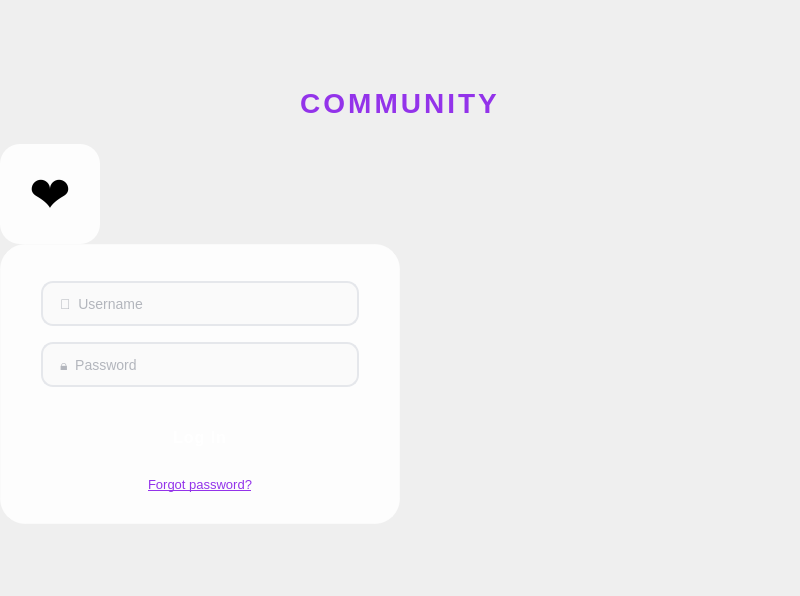
moramirete/Community, file interfaces/.ui/login_community.ui: the form before one commit.
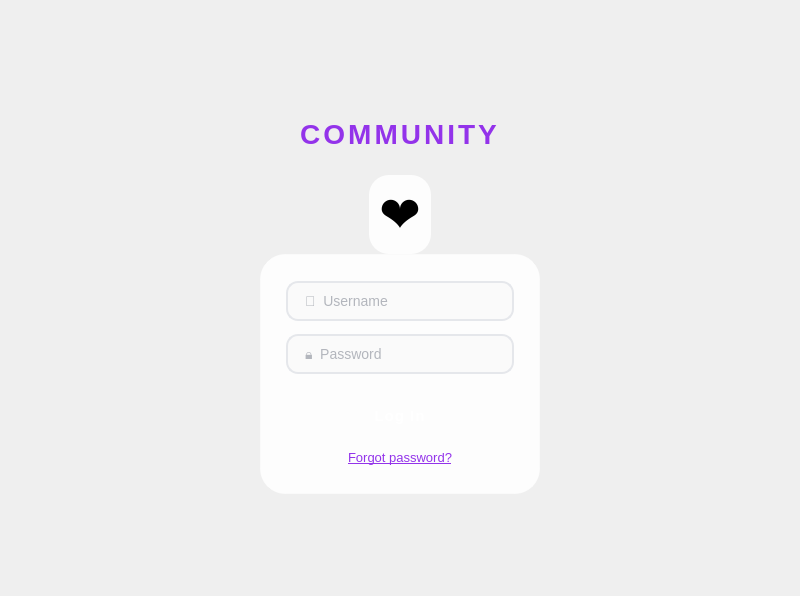
The form after the commit.

Patch:
```diff
--- a/interfaces/.ui/login_community.ui
+++ b/interfaces/.ui/login_community.ui
@@ -10,6 +10,12 @@
     <height>596</height>
    </rect>
   </property>
+		<property name="minimumSize">
+			<size>
+				<width>320</width>
+				<height>480</height>
+			</size>
+		</property>
   <property name="windowTitle">
    <string>Community - Login</string>
   </property>
@@ -32,13 +38,13 @@
     <number>0</number>
    </property>
    <property name="leftMargin">
-    <number>0</number>
+				<number>15</number>
    </property>
    <property name="topMargin">
     <number>0</number>
    </property>
    <property name="rightMargin">
-    <number>0</number>
+				<number>15</number>
    </property>
    <property name="bottomMargin">
     <number>0</number>
@@ -48,10 +54,13 @@
      <property name="orientation">
       <enum>Qt::Vertical</enum>
      </property>
+					<property name="sizeType">
+						<enum>QSizePolicy::Expanding</enum>
+					</property>
      <property name="sizeHint" stdset="0">
       <size>
        <width>20</width>
-       <height>80</height>
+							<height>40</height>
       </size>
      </property>
     </spacer>
@@ -76,20 +85,26 @@
      </property>
     </widget>
    </item>
-   <item>
+			<item alignment="Qt::AlignHCenter">
     <widget class="QLabel" name="label_logo">
      <property name="minimumSize">
       <size>
-       <width>100</width>
-       <height>100</height>
+							<width>60</width>
+							<height>60</height>
       </size>
      </property>
      <property name="maximumSize">
       <size>
-       <width>100</width>
-       <height>100</height>
-      </size>
-     </property>
+							<width>120</width>
+							<height>120</height>
+						</size>
+					</property>
+					<property name="sizePolicy">
+						<sizepolicy hsizetype="Preferred" vsizetype="Preferred">
+							<horstretch>0</horstretch>
+							<verstretch>0</verstretch>
+						</sizepolicy>
+					</property>
      <property name="styleSheet">
       <string notr="true">QLabel#label_logo {
 	font-size: 50px;
@@ -106,20 +121,26 @@
      </property>
     </widget>
    </item>
-   <item>
+			<item alignment="Qt::AlignHCenter|Qt::AlignVCenter">
     <widget class="QFrame" name="loginCard">
      <property name="minimumSize">
       <size>
-       <width>380</width>
-       <height>280</height>
+							<width>280</width>
+							<height>240</height>
       </size>
      </property>
      <property name="maximumSize">
       <size>
-       <width>400</width>
-       <height>320</height>
-      </size>
-     </property>
+							<width>450</width>
+							<height>380</height>
+						</size>
+					</property>
+					<property name="sizePolicy">
+						<sizepolicy hsizetype="Expanding" vsizetype="Preferred">
+							<horstretch>1</horstretch>
+							<verstretch>0</verstretch>
+						</sizepolicy>
+					</property>
      <property name="styleSheet">
       <string notr="true">QFrame#loginCard {
 	background-color: rgba(255, 255, 255, 0.85);
@@ -129,26 +150,26 @@
      </property>
      <layout class="QVBoxLayout" name="cardLayout">
       <property name="spacing">
-       <number>15</number>
+							<number>12</number>
       </property>
       <property name="leftMargin">
-       <number>40</number>
+							<number>25</number>
       </property>
       <property name="topMargin">
-       <number>35</number>
+							<number>25</number>
       </property>
       <property name="rightMargin">
-       <number>40</number>
+							<number>25</number>
       </property>
       <property name="bottomMargin">
-       <number>30</number>
+							<number>25</number>
       </property>
       <item>
        <widget class="QLineEdit" name="input_username">
         <property name="minimumSize">
          <size>
           <width>0</width>
-          <height>45</height>
+										<height>40</height>
          </size>
         </property>
         <property name="styleSheet">
@@ -179,7 +200,7 @@
         <property name="minimumSize">
          <size>
           <width>0</width>
-          <height>45</height>
+										<height>40</height>
          </size>
         </property>
         <property name="styleSheet">
@@ -219,7 +240,7 @@
         <property name="sizeHint" stdset="0">
          <size>
           <width>20</width>
-          <height>10</height>
+										<height>8</height>
          </size>
         </property>
        </spacer>
@@ -229,7 +250,7 @@
         <property name="minimumSize">
          <size>
           <width>0</width>
-          <height>48</height>
+										<height>42</height>
          </size>
         </property>
         <property name="cursor">
@@ -237,29 +258,29 @@
         </property>
         <property name="styleSheet">
          <string notr="true">QPushButton#btn_login {
-	background: qlineargradient(spread:pad, x1:0, y1:0, x2:1, y2:0, 
-		stop:0 #EC4899, 
-		stop:0.5 #A855F7, 
-		stop:1 #6366F1);
-	color: white;
-	border: none;
-	border-radius: 24px;
-	font-size: 16px;
-	font-weight: bold;
-	letter-spacing: 1px;
-}
-QPushButton#btn_login:hover {
-	background: qlineargradient(spread:pad, x1:0, y1:0, x2:1, y2:0, 
-		stop:0 #DB2777, 
-		stop:0.5 #9333EA, 
-		stop:1 #4F46E5);
-}
-QPushButton#btn_login:pressed {
-	background: qlineargradient(spread:pad, x1:0, y1:0, x2:1, y2:0, 
-		stop:0 #BE185D, 
-		stop:0.5 #7C3AED, 
-		stop:1 #4338CA);
-}</string>
+										background: qlineargradient(spread:pad, x1:0, y1:0, x2:1, y2:0, 
+										stop:0 #EC4899, 
+										stop:0.5 #A855F7, 
+										stop:1 #6366F1);
+										color: white;
+										border: none;
+										border-radius: 21px;
+										font-size: 15px;
+										font-weight: bold;
+										letter-spacing: 1px;
+										}
+										QPushButton#btn_login:hover {
+										background: qlineargradient(spread:pad, x1:0, y1:0, x2:1, y2:0, 
+										stop:0 #DB2777, 
+										stop:0.5 #9333EA, 
+										stop:1 #4F46E5);
+										}
+										QPushButton#btn_login:pressed {
+										background: qlineargradient(spread:pad, x1:0, y1:0, x2:1, y2:0, 
+										stop:0 #BE185D, 
+										stop:0.5 #7C3AED, 
+										stop:1 #4338CA);
+										}</string>
         </property>
         <property name="text">
          <string>Log In</string>
@@ -299,10 +320,13 @@
      <property name="orientation">
       <enum>Qt::Vertical</enum>
      </property>
+					<property name="sizeType">
+						<enum>QSizePolicy::Expanding</enum>
+					</property>
      <property name="sizeHint" stdset="0">
       <size>
        <width>20</width>
-       <height>80</height>
+							<height>40</height>
       </size>
      </property>
     </spacer>
```
Left out of the diff: 132 changed lines with no effect on the pictures. Lines whose indentation alone changed are shown as unchanged.
